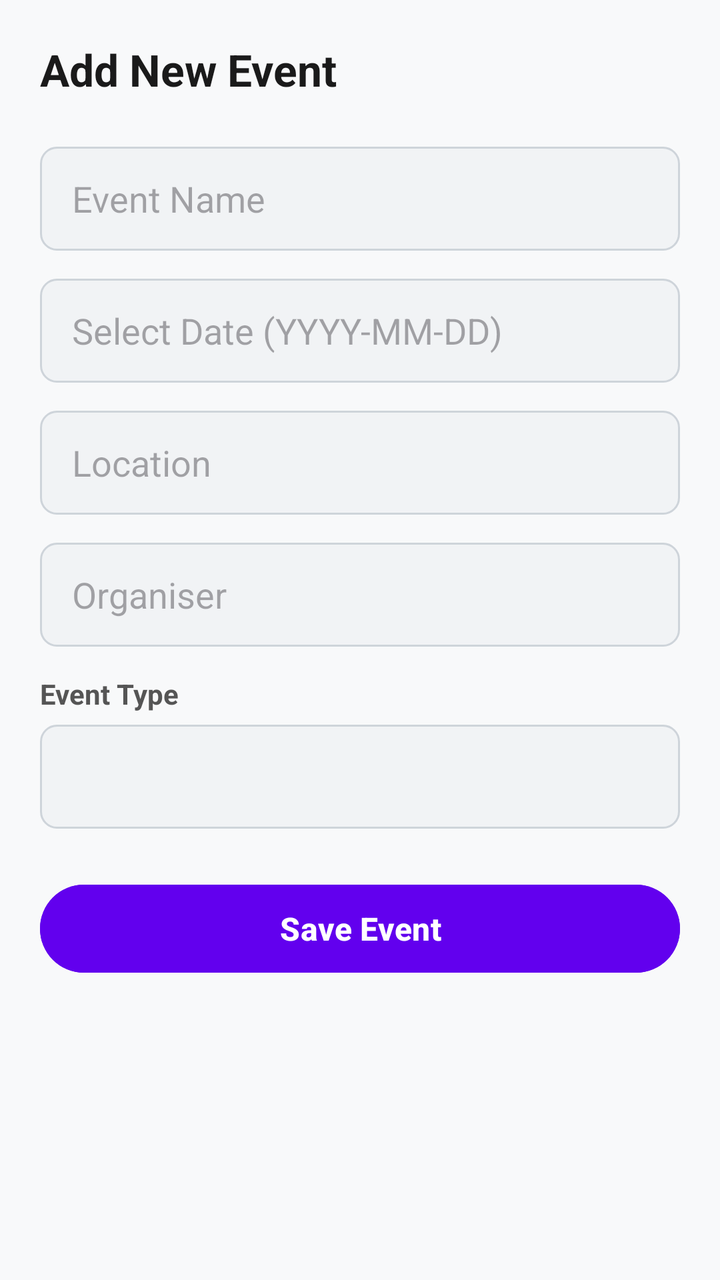
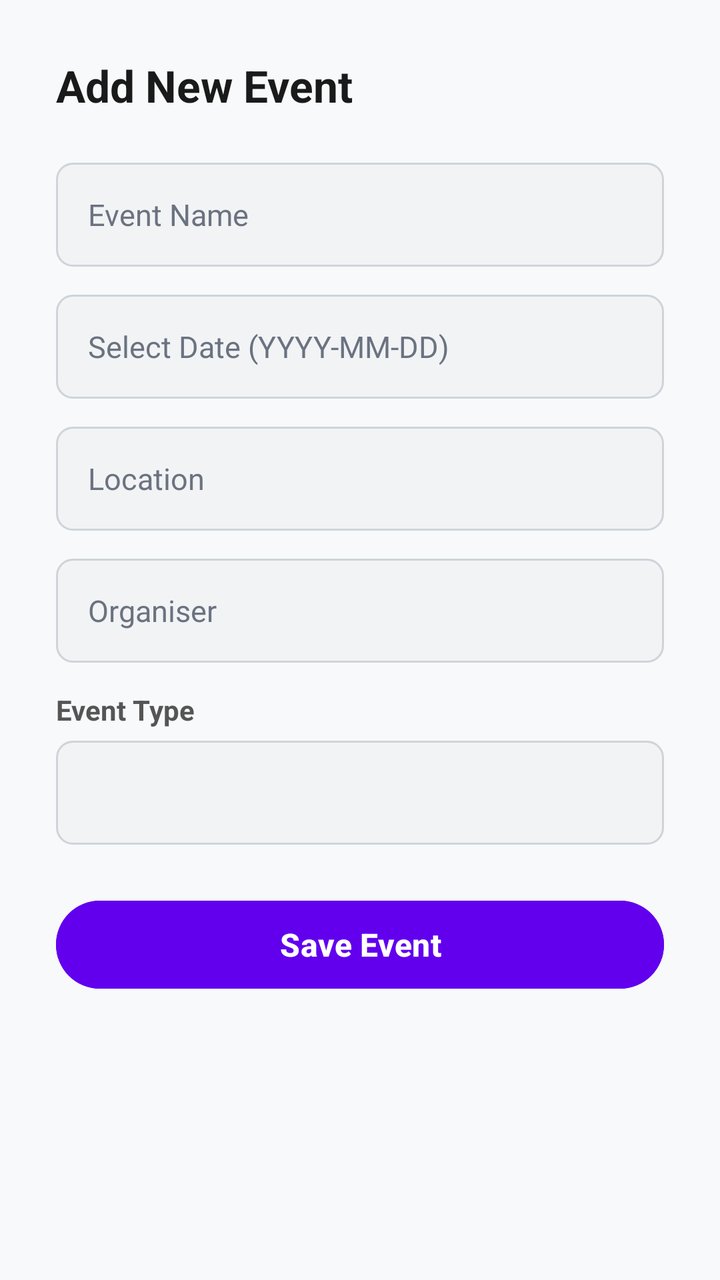

Compare the two renders of this Android layout. The source of the first and the diff that turns it into the second are given below.
<!-- AndroidManifest.xml: application theme Theme.Material3.DayNight.NoActionBar -->
<!-- res/layout/activity_add_event.xml -->
<?xml version="1.0" encoding="utf-8"?>
<ScrollView xmlns:android="http://schemas.android.com/apk/res/android"
    android:layout_width="match_parent"
    android:layout_height="match_parent"
    android:background="#F8F9FA"
    android:padding="20dp">

    <LinearLayout
        android:layout_width="match_parent"
        android:layout_height="wrap_content"
        android:orientation="vertical">

        <TextView
            android:layout_width="match_parent"
            android:layout_height="wrap_content"
            android:text="Add New Event"
            android:textSize="22sp"
            android:textStyle="bold"
            android:textColor="#1A1A1A"
            android:layout_marginBottom="24dp" />

        <EditText
            android:id="@+id/etEventName"
            android:layout_width="match_parent"
            android:layout_height="52dp"
            android:hint="Event Name"
            android:inputType="text"
            android:background="@drawable/bg_input_field"
            android:paddingHorizontal="16dp"
            android:layout_marginBottom="14dp" />

        <EditText
            android:id="@+id/etEventDate"
            android:layout_width="match_parent"
            android:layout_height="52dp"
            android:hint="Select Date (YYYY-MM-DD)"
            android:focusable="true"
            android:focusableInTouchMode="true"
            android:clickable="true"
            android:inputType="none"
            android:background="@drawable/bg_input_field"
            android:paddingHorizontal="16dp"
            android:layout_marginBottom="14dp" />

        <EditText
            android:id="@+id/etEventLocation"
            android:layout_width="match_parent"
            android:layout_height="52dp"
            android:hint="Location"
            android:inputType="text"
            android:background="@drawable/bg_input_field"
            android:paddingHorizontal="16dp"
            android:layout_marginBottom="14dp" />

        <EditText
            android:id="@+id/etEventOrganiser"
            android:layout_width="match_parent"
            android:layout_height="52dp"
            android:hint="Organiser"
            android:inputType="text"
            android:background="@drawable/bg_input_field"
            android:paddingHorizontal="16dp"
            android:layout_marginBottom="14dp" />

        <TextView
            android:layout_width="match_parent"
            android:layout_height="wrap_content"
            android:text="Event Type"
            android:textColor="#555555"
            android:textStyle="bold"
            android:layout_marginBottom="6dp" />

        <Spinner
            android:id="@+id/spinnerEventType"
            android:layout_width="match_parent"
            android:layout_height="52dp"
            android:background="@drawable/bg_input_field"
            android:layout_marginBottom="24dp" />

        <Button
            android:id="@+id/btnSaveEvent"
            android:layout_width="match_parent"
            android:layout_height="52dp"
            android:text="Save Event"
            android:textSize="16sp"
            android:textStyle="bold"
            android:backgroundTint="#6200EE" />

    </LinearLayout>
</ScrollView>
<!-- resources referenced by this layout -->
<resources>
  <!-- drawable bg_input_field (drawable) -->
  <?xml version="1.0" encoding="utf-8"?>
  <shape xmlns:android="http://schemas.android.com/apk/res/android"
      android:shape="rectangle">
      <solid android:color="#F1F3F5" />
      <corners android:radius="8dp" />
      <stroke android:width="1dp" android:color="#CED4DA" />
  </shape>
</resources>

<!-- the commit's change to res/layout/activity_add_event.xml (unified diff, before → after) -->
@@ -3,12 +3,17 @@
     android:layout_width="match_parent"
     android:layout_height="match_parent"
     android:background="#F8F9FA"
-    android:padding="20dp">
+    android:fitsSystemWindows="true"
+    android:paddingTop="28dp"
+    android:paddingBottom="20dp"
+    android:clipToPadding="false">
 
     <LinearLayout
         android:layout_width="match_parent"
         android:layout_height="wrap_content"
-        android:orientation="vertical">
+        android:orientation="vertical"
+        android:paddingStart="28dp"
+        android:paddingEnd="28dp">
 
         <TextView
             android:layout_width="match_parent"
@@ -27,6 +32,9 @@
             android:inputType="text"
             android:background="@drawable/bg_input_field"
             android:paddingHorizontal="16dp"
+            android:textSize="15sp"
+            android:textColor="#212529"
+            android:textColorHint="#6B7280"
             android:layout_marginBottom="14dp" />
 
         <EditText
@@ -40,6 +48,9 @@
             android:inputType="none"
             android:background="@drawable/bg_input_field"
             android:paddingHorizontal="16dp"
+            android:textSize="15sp"
+            android:textColor="#212529"
+            android:textColorHint="#6B7280"
             android:layout_marginBottom="14dp" />
 
         <EditText
@@ -50,6 +61,9 @@
             android:inputType="text"
             android:background="@drawable/bg_input_field"
             android:paddingHorizontal="16dp"
+            android:textSize="15sp"
+            android:textColor="#212529"
+            android:textColorHint="#6B7280"
             android:layout_marginBottom="14dp" />
 
         <EditText
@@ -60,6 +74,9 @@
             android:inputType="text"
             android:background="@drawable/bg_input_field"
             android:paddingHorizontal="16dp"
+            android:textSize="15sp"
+            android:textColor="#212529"
+            android:textColorHint="#6B7280"
             android:layout_marginBottom="14dp" />
 
         <TextView
@@ -75,6 +92,9 @@
             android:layout_width="match_parent"
             android:layout_height="52dp"
             android:background="@drawable/bg_input_field"
+            android:paddingStart="16dp"
+            android:paddingEnd="12dp"
+            android:spinnerMode="dropdown"
             android:layout_marginBottom="24dp" />
 
         <Button
@@ -84,7 +104,7 @@
             android:text="Save Event"
             android:textSize="16sp"
             android:textStyle="bold"
+            android:textColor="#FFFFFF"
             android:backgroundTint="#6200EE" />
-
     </LinearLayout>
 </ScrollView>
